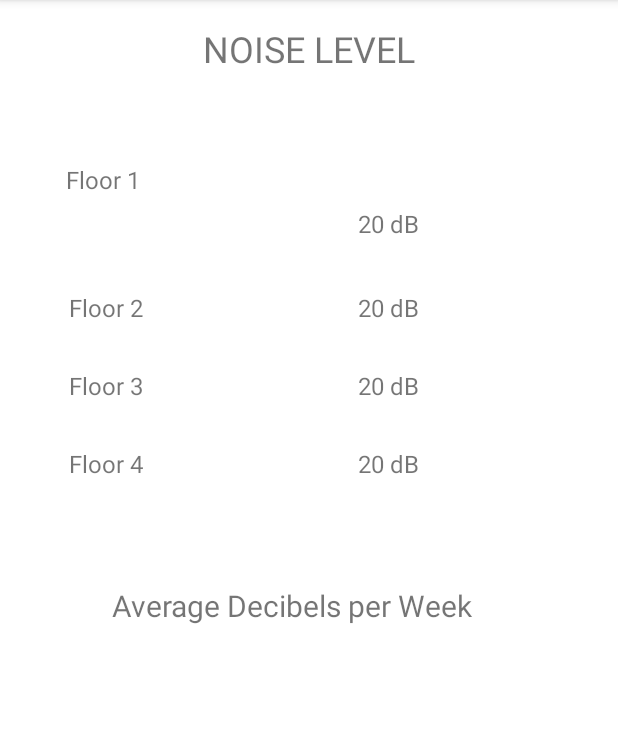
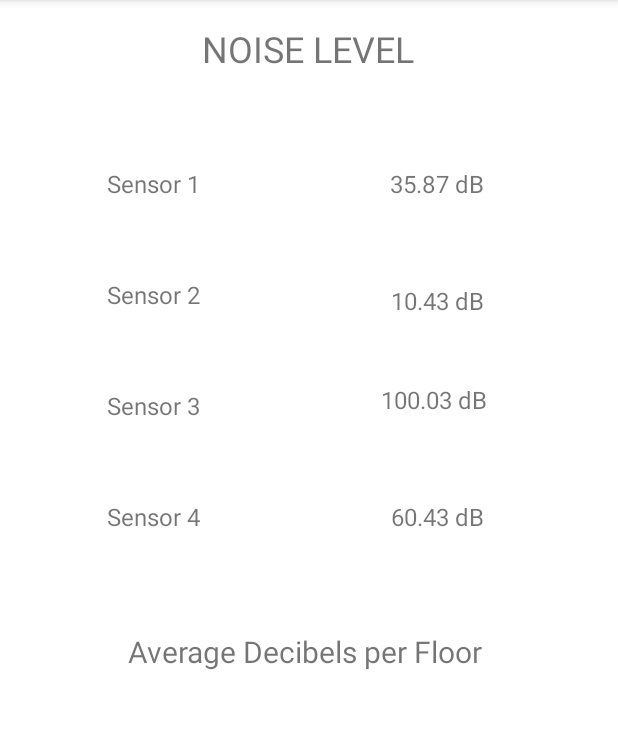
Before and after one commit to Iwuh/elec-coen-390-f2022-project, an Android app: the NoiseLevelActivity screen opened directly, with no data from a screen before it, on a phone screen of 412 x 824 dp, the part 84-813 px from its top. Run offline under Robolectric (Android 15) with nearby library versions, the phone set to English and light mode, and no system bars.

Commit message:
Completed task UI-1.1

```diff
--- a/app/src/main/java/com/teamI/librarymonitoring/NoiseLevelActivity.java
+++ b/app/src/main/java/com/teamI/librarymonitoring/NoiseLevelActivity.java
@@ -2,14 +2,44 @@ package com.teamI.librarymonitoring;
 
 import androidx.appcompat.app.AppCompatActivity;
 
+import android.annotation.SuppressLint;
 import android.os.Bundle;
+import android.widget.TextView;
 
 public class NoiseLevelActivity extends AppCompatActivity {
 
+    TextView sensor_1_dB, sensor_2_dB, sensor_3_dB, sensor_4_dB;
+    TextView sensor1_dB_value, sensor2_dB_value, sensor3_dB_value, sensor4_dB_value;
+    double sensor1_value, sensor2_value, sensor3_value, sensor4_value;
+
+    @SuppressLint("SetTextI18n")
     @Override
     protected void onCreate(Bundle savedInstanceState) {
         super.onCreate(savedInstanceState);
         setContentView(R.layout.activity_noise_level);
 
+        // TextView for Name of Each Sensor
+        sensor_1_dB = findViewById(R.id.sensor_1_dB_textView);
+        sensor_2_dB = findViewById(R.id.sensor_2_dB_textView);
+        sensor_3_dB = findViewById(R.id.sensor_3_dB_textView);
+        sensor_4_dB = findViewById(R.id.sensor_4_dB_textView);
+
+        // TextView for displaying the Decibel level of each Sensor
+        sensor1_dB_value = findViewById(R.id.sensor1_dB_value);
+        sensor2_dB_value = findViewById(R.id.sensor2_dB_value);
+        sensor3_dB_value = findViewById(R.id.sensor3_dB_value);
+        sensor4_dB_value = findViewById(R.id.sensor4_dB_value);
+
+        // Changing the Decibel values based on sensor readings (For now, we will add dummy values)
+        sensor1_value = 35.87;
+        sensor2_value = 10.43;
+        sensor3_value = 100.03;
+        sensor4_value = 60.43;
+
+        sensor1_dB_value.setText(sensor1_value + " dB");
+        sensor2_dB_value.setText(sensor2_value + " dB");
+        sensor3_dB_value.setText(sensor3_value + " dB");
+        sensor4_dB_value.setText(sensor4_value + " dB");
+
     }
 }
--- a/app/src/main/res/layout/activity_noise_level.xml
+++ b/app/src/main/res/layout/activity_noise_level.xml
@@ -10,120 +10,135 @@
         android:id="@+id/noise_level_textView"
         android:layout_width="wrap_content"
         android:layout_height="wrap_content"
-        android:layout_marginStart="132dp"
-        android:layout_marginTop="16dp"
-        android:layout_marginEnd="132dp"
         android:text="NOISE LEVEL"
         android:textSize="24sp"
+        app:layout_constraintBottom_toBottomOf="parent"
         app:layout_constraintEnd_toEndOf="parent"
+        app:layout_constraintHorizontal_bias="0.498"
         app:layout_constraintStart_toStartOf="parent"
-        app:layout_constraintTop_toTopOf="parent" />
+        app:layout_constraintTop_toTopOf="parent"
+        app:layout_constraintVertical_bias="0.022" />
 
     <TextView
-        android:id="@+id/floor_1__dB_textView"
+        android:id="@+id/sensor_1_dB_textView"
         android:layout_width="wrap_content"
         android:layout_height="wrap_content"
-        android:layout_marginStart="44dp"
-        android:text="Floor 1"
-        android:textSize="16sp"
-        app:layout_constraintBottom_toBottomOf="parent"
-        app:layout_constraintStart_toStartOf="parent"
-        app:layout_constraintTop_toTopOf="parent"
-        app:layout_constraintVertical_bias="0.146" />
-
-    <TextView
-        android:id="@+id/floor_2__dB_textView"
-        android:layout_width="wrap_content"
-        android:layout_height="wrap_content"
-        android:layout_marginBottom="552dp"
-        android:text="Floor 2"
+        android:text="Sensor 1"
         android:textSize="16sp"
         app:layout_constraintBottom_toBottomOf="parent"
         app:layout_constraintEnd_toEndOf="parent"
-        app:layout_constraintHorizontal_bias="0.126"
-        app:layout_constraintStart_toStartOf="parent" />
+        app:layout_constraintHorizontal_bias="0.204"
+        app:layout_constraintStart_toStartOf="parent"
+        app:layout_constraintTop_toTopOf="parent"
+        app:layout_constraintVertical_bias="0.149" />
 
     <TextView
-        android:id="@+id/floor_3__dB_textView"
+        android:id="@+id/sensor_2_dB_textView"
         android:layout_width="wrap_content"
         android:layout_height="wrap_content"
-        android:layout_marginBottom="500dp"
-        android:text="Floor 3"
+        android:layout_marginTop="52dp"
+        android:text="Sensor 2"
         android:textSize="16sp"
         app:layout_constraintBottom_toBottomOf="parent"
         app:layout_constraintEnd_toEndOf="parent"
-        app:layout_constraintHorizontal_bias="0.126"
-        app:layout_constraintStart_toStartOf="parent" />
+        app:layout_constraintHorizontal_bias="0.204"
+        app:layout_constraintStart_toStartOf="parent"
+        app:layout_constraintTop_toBottomOf="@+id/sensor_1_dB_textView"
+        app:layout_constraintVertical_bias="0.0" />
 
     <TextView
-        android:id="@+id/floor_4__dB_textView"
+        android:id="@+id/sensor_3_dB_textView"
         android:layout_width="wrap_content"
         android:layout_height="wrap_content"
-        android:layout_marginBottom="448dp"
-        android:text="Floor 4"
+        android:layout_marginTop="52dp"
+        android:text="Sensor 3"
         android:textSize="16sp"
         app:layout_constraintBottom_toBottomOf="parent"
         app:layout_constraintEnd_toEndOf="parent"
-        app:layout_constraintHorizontal_bias="0.126"
-        app:layout_constraintStart_toStartOf="parent" />
+        app:layout_constraintHorizontal_bias="0.204"
+        app:layout_constraintStart_toStartOf="parent"
+        app:layout_constraintTop_toBottomOf="@+id/sensor_2_dB_textView"
+        app:layout_constraintVertical_bias="0.0" />
 
     <TextView
-        android:id="@+id/textView"
+        android:id="@+id/sensor_4_dB_textView"
         android:layout_width="wrap_content"
         android:layout_height="wrap_content"
-        android:layout_marginBottom="608dp"
+        android:layout_marginTop="52dp"
+        android:text="Sensor 4"
+        android:textSize="16sp"
+        app:layout_constraintBottom_toBottomOf="parent"
+        app:layout_constraintEnd_toEndOf="parent"
+        app:layout_constraintHorizontal_bias="0.204"
+        app:layout_constraintStart_toStartOf="parent"
+        app:layout_constraintTop_toBottomOf="@+id/sensor_3_dB_textView"
+        app:layout_constraintVertical_bias="0.0" />
+
+    <TextView
+        android:id="@+id/sensor1_dB_value"
+        android:layout_width="wrap_content"
+        android:layout_height="wrap_content"
         android:text="20 dB"
         android:textSize="16sp"
         app:layout_constraintBottom_toBottomOf="parent"
         app:layout_constraintEnd_toEndOf="parent"
-        app:layout_constraintHorizontal_bias="0.643"
-        app:layout_constraintStart_toStartOf="parent" />
+        app:layout_constraintHorizontal_bias="0.745"
+        app:layout_constraintStart_toStartOf="parent"
+        app:layout_constraintTop_toTopOf="parent"
+        app:layout_constraintVertical_bias="0.149" />
 
     <TextView
-        android:id="@+id/textView8"
+        android:id="@+id/sensor2_dB_value"
         android:layout_width="wrap_content"
         android:layout_height="wrap_content"
-        android:layout_marginBottom="552dp"
+        android:layout_marginTop="56dp"
         android:text="20 dB"
         android:textSize="16sp"
         app:layout_constraintBottom_toBottomOf="parent"
         app:layout_constraintEnd_toEndOf="parent"
-        app:layout_constraintHorizontal_bias="0.643"
-        app:layout_constraintStart_toStartOf="parent" />
+        app:layout_constraintHorizontal_bias="0.745"
+        app:layout_constraintStart_toStartOf="parent"
+        app:layout_constraintTop_toBottomOf="@+id/sensor1_dB_value"
+        app:layout_constraintVertical_bias="0.0" />
 
     <TextView
-        android:id="@+id/textView9"
+        android:id="@+id/sensor3_dB_value"
         android:layout_width="wrap_content"
         android:layout_height="wrap_content"
-        android:layout_marginBottom="500dp"
+        android:layout_marginTop="44dp"
         android:text="20 dB"
         android:textSize="16sp"
         app:layout_constraintBottom_toBottomOf="parent"
         app:layout_constraintEnd_toEndOf="parent"
-        app:layout_constraintHorizontal_bias="0.643"
-        app:layout_constraintStart_toStartOf="parent" />
+        app:layout_constraintHorizontal_bias="0.745"
+        app:layout_constraintStart_toStartOf="parent"
+        app:layout_constraintTop_toBottomOf="@+id/sensor2_dB_value"
+        app:layout_constraintVertical_bias="0.0" />
 
     <TextView
-        android:id="@+id/textView10"
+        android:id="@+id/sensor4_dB_value"
         android:layout_width="wrap_content"
         android:layout_height="wrap_content"
-        android:layout_marginBottom="448dp"
+        android:layout_marginTop="52dp"
         android:text="20 dB"
         android:textSize="16sp"
         app:layout_constraintBottom_toBottomOf="parent"
         app:layout_constraintEnd_toEndOf="parent"
-        app:layout_constraintHorizontal_bias="0.643"
-        app:layout_constraintStart_toStartOf="parent" />
+        app:layout_constraintHorizontal_bias="0.745"
+        app:layout_constraintStart_toStartOf="parent"
+        app:layout_constraintTop_toBottomOf="@+id/sensor3_dB_value"
+        app:layout_constraintVertical_bias="0.01" />
 
     <TextView
         android:id="@+id/average_dB_textview"
         android:layout_width="262dp"
         android:layout_height="30dp"
-        android:layout_marginBottom="348dp"
-        android:text="Average Decibels per Week"
+        android:text="Average Decibels per Floor"
         android:textSize="20sp"
         app:layout_constraintBottom_toBottomOf="parent"
         app:layout_constraintEnd_toEndOf="parent"
-        app:layout_constraintHorizontal_bias="0.496"
-        app:layout_constraintStart_toStartOf="parent" />
+        app:layout_constraintHorizontal_bias="0.57"
+        app:layout_constraintStart_toStartOf="parent"
+        app:layout_constraintTop_toBottomOf="@+id/sensor_4_dB_textView"
+        app:layout_constraintVertical_bias="0.17" />
 </androidx.constraintlayout.widget.ConstraintLayout>
```
Also changed, not shown: app/src/main/AndroidManifest.xml (+13 -6 lines), app/src/main/java/com/teamI/librarymonitoring/MainActivity.java (+10 -0 lines), app/src/main/java/com/teamI/librarymonitoring/Sensors_ConnectedActivity.java (added, +62 -0 lines), app/src/main/res/layout/activity_main.xml (+13 -0 lines), app/src/main/res/layout/activity_sensors_connected.xml (added, +161 -0 lines).
